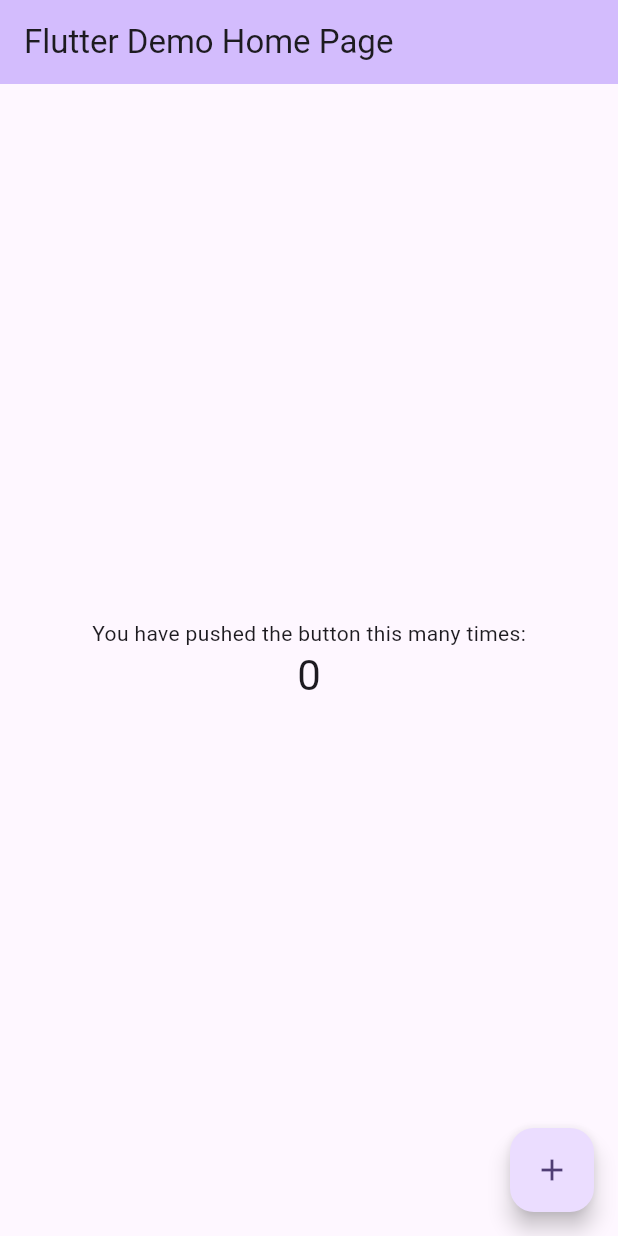
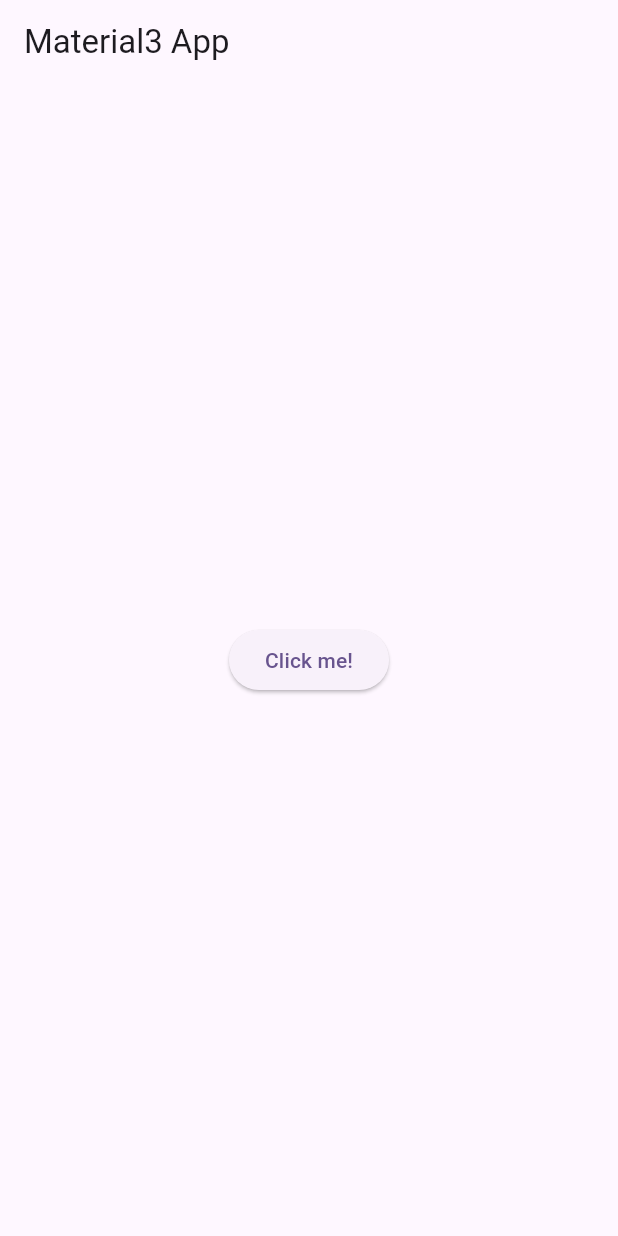
Before and after one commit to HaseebKahn365/beta_attemps, a Flutter app: the screen it shows after launch, on a phone screen of 412 x 824 dp. Run offline on Flutter 3.47's test engine with Material 3 defaults, Android fonts, the phone set to English and light mode, and no system bars.

Commit message:
first comit

```diff
--- a/lib/main.dart
+++ b/lib/main.dart
@@ -7,119 +7,36 @@
 class MyApp extends StatelessWidget {
   const MyApp({super.key});
 
-  // This widget is the root of your application.
   @override
   Widget build(BuildContext context) {
     return MaterialApp(
       title: 'Flutter Demo',
       theme: ThemeData(
-        // This is the theme of your application.
-        //
-        // TRY THIS: Try running your application with "flutter run". You'll see
-        // the application has a purple toolbar. Then, without quitting the app,
-        // try changing the seedColor in the colorScheme below to Colors.green
-        // and then invoke "hot reload" (save your changes or press the "hot
-        // reload" button in a Flutter-supported IDE, or press "r" if you used
-        // the command line to start the app).
-        //
-        // Notice that the counter didn't reset back to zero; the application
-        // state is not lost during the reload. To reset the state, use hot
-        // restart instead.
-        //
-        // This works for code too, not just values: Most code changes can be
-        // tested with just a hot reload.
         colorScheme: ColorScheme.fromSeed(seedColor: Colors.deepPurple),
         useMaterial3: true,
       ),
-      home: const MyHomePage(title: 'Flutter Demo Home Page'),
+      home: const MainPage(),
     );
   }
 }
 
-class MyHomePage extends StatefulWidget {
-  const MyHomePage({super.key, required this.title});
-
-  // This widget is the home page of your application. It is stateful, meaning
-  // that it has a State object (defined below) that contains fields that affect
-  // how it looks.
-
-  // This class is the configuration for the state. It holds the values (in this
-  // case the title) provided by the parent (in this case the App widget) and
-  // used by the build method of the State. Fields in a Widget subclass are
-  // always marked "final".
-
-  final String title;
-
-  @override
-  State<MyHomePage> createState() => _MyHomePageState();
-}
-
-class _MyHomePageState extends State<MyHomePage> {
-  int _counter = 0;
-
-  void _incrementCounter() {
-    setState(() {
-      // This call to setState tells the Flutter framework that something has
-      // changed in this State, which causes it to rerun the build method below
-      // so that the display can reflect the updated values. If we changed
-      // _counter without calling setState(), then the build method would not be
-      // called again, and so nothing would appear to happen.
-      _counter++;
-    });
-  }
+class MainPage extends StatelessWidget {
+  const MainPage({super.key});
 
   @override
   Widget build(BuildContext context) {
-    // This method is rerun every time setState is called, for instance as done
-    // by the _incrementCounter method above.
-    //
-    // The Flutter framework has been optimized to make rerunning build methods
-    // fast, so that you can just rebuild anything that needs updating rather
-    // than having to individually change instances of widgets.
     return Scaffold(
       appBar: AppBar(
-        // TRY THIS: Try changing the color here to a specific color (to
-        // Colors.amber, perhaps?) and trigger a hot reload to see the AppBar
-        // change color while the other colors stay the same.
-        backgroundColor: Theme.of(context).colorScheme.inversePrimary,
-        // Here we take the value from the MyHomePage object that was created by
-        // the App.build method, and use it to set our appbar title.
-        title: Text(widget.title),
+        title: const Text('Material3 App'),
       ),
       body: Center(
-        // Center is a layout widget. It takes a single child and positions it
-        // in the middle of the parent.
-        child: Column(
-          // Column is also a layout widget. It takes a list of children and
-          // arranges them vertically. By default, it sizes itself to fit its
-          // children horizontally, and tries to be as tall as its parent.
-          //
-          // Column has various properties to control how it sizes itself and
-          // how it positions its children. Here we use mainAxisAlignment to
-          // center the children vertically; the main axis here is the vertical
-          // axis because Columns are vertical (the cross axis would be
-          // horizontal).
-          //
-          // TRY THIS: Invoke "debug painting" (choose the "Toggle Debug Paint"
-          // action in the IDE, or press "p" in the console), to see the
-          // wireframe for each widget.
-          mainAxisAlignment: MainAxisAlignment.center,
-          children: <Widget>[
-            const Text(
-              'You have pushed the button this many times:',
-            ),
-            Text(
-              '$_counter',
-              style: Theme.of(context).textTheme.headlineMedium,
-            ),
-          ],
+        child: ElevatedButton(
+          onPressed: () {
+            // Add your onPressed code here!
+          },
+          child: const Text('Click me!'),
         ),
       ),
-      floatingActionButton: FloatingActionButton(
-        onPressed: _incrementCounter,
-        tooltip: 'Increment',
-        child: const Icon(Icons.add),
-      ), // This trailing comma makes auto-formatting nicer for build methods.
     );
   }
 }
```
